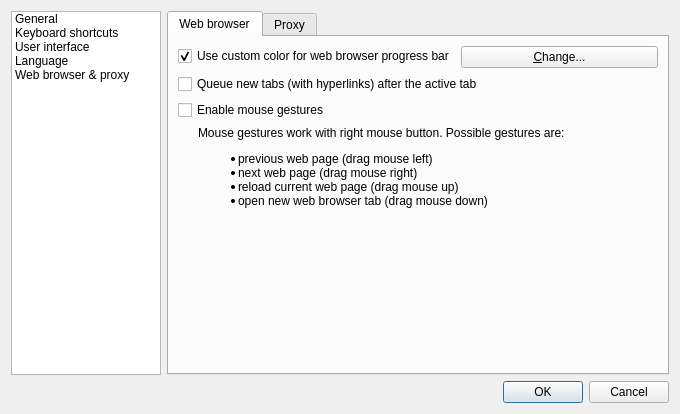
This is src/gui/formsettings.ui in martinrotter/rssguard as Qt 5 draws it before an edit. The edited form follows.
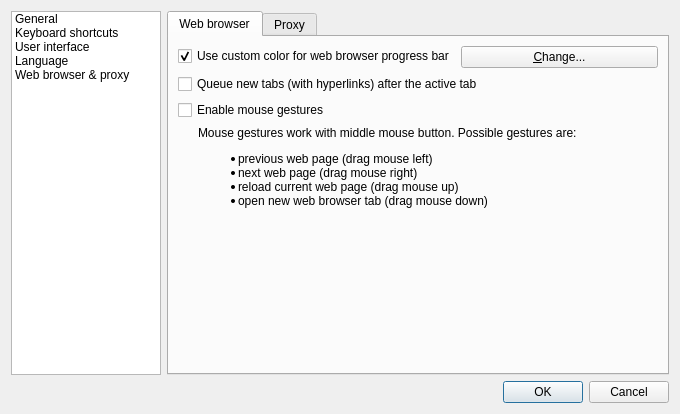
This is the edited form. Custom widgets are drawn as their Qt base class.

Commit message: Some work on context menu.

```diff
--- a/src/gui/formsettings.ui
+++ b/src/gui/formsettings.ui
@@ -337,7 +337,7 @@
            <item row="3" column="0" colspan="2">
             <widget class="QLabel" name="m_lblMouseGestures">
              <property name="text">
-              <string>Mouse gestures work with right mouse button. Possible gestures are:
+              <string>Mouse gestures work with middle mouse button. Possible gestures are:
 &lt;ul&gt;
 &lt;li&gt;previous web page (drag mouse left)&lt;/li&gt;
 &lt;li&gt;next web page (drag mouse right)&lt;/li&gt;
```
The commit also changes 2 other files.
